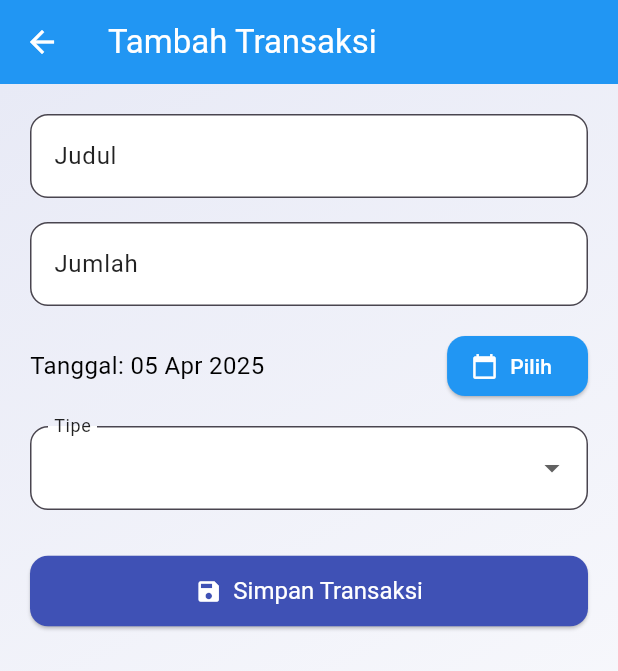
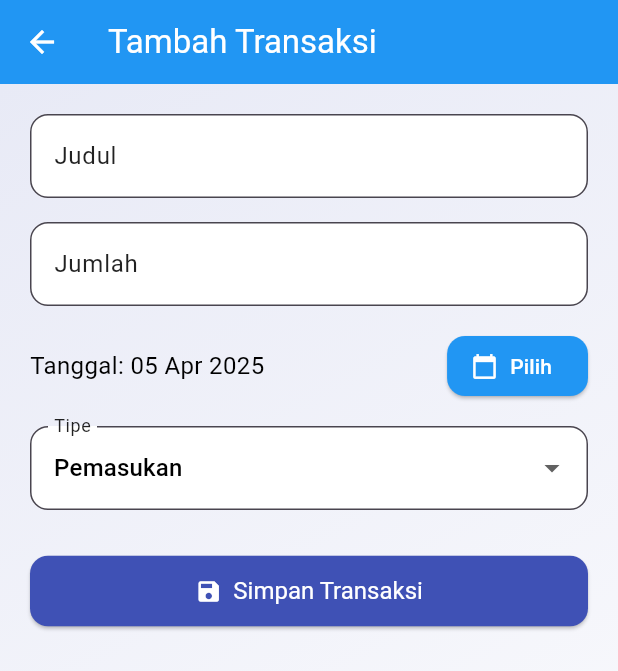
Before and after one commit to risto23/catatan_keuangan, a Flutter app: the screen it shows after launch, after a tap on the "add" icon, on a phone screen of 412 x 824 dp. Shown: the top 671 px of the screen. Run offline on Flutter 3.47's test engine with Material 3 defaults, Android fonts, the phone set to English and light mode, and no system bars; our stand-ins replace flutter_bloc, hive_flutter, sqflite; accounts and stored records are empty.

Commit message:
perbaikan tema

```diff
--- a/lib/logic/cubit/transaction_cubit.dart
+++ b/lib/logic/cubit/transaction_cubit.dart
@@ -8,9 +8,14 @@ class TransactionLoading extends TransactionState {}
 
 class TransactionLoaded extends TransactionState {
   final List<TransactionModel> transactions;
-  final double balance;
+  final double totalIncome;
+  final double totalExpense;
 
-  TransactionLoaded({required this.transactions, required this.balance});
+  TransactionLoaded({
+    required this.transactions,
+    required this.totalIncome,
+    required this.totalExpense,
+  });
 }
 
 class TransactionError extends TransactionState {}
@@ -25,8 +30,15 @@ class TransactionCubit extends Cubit<TransactionState> {
     try {
       final txs = await DatabaseHelper.instance.getTransactions();
       _allTransactions = txs;
+
+      final totals = _calculateTotals(txs);
+
       emit(
-        TransactionLoaded(transactions: txs, balance: _calculateBalance(txs)),
+        TransactionLoaded(
+          transactions: txs,
+          totalIncome: totals['income']!,
+          totalExpense: totals['expense']!,
+        ),
       );
     } catch (_) {
       emit(TransactionError());
@@ -43,19 +55,29 @@ class TransactionCubit extends Cubit<TransactionState> {
             )
             .toList();
 
+    final totals = _calculateTotals(filtered);
+
     emit(
       TransactionLoaded(
         transactions: filtered,
-        balance: _calculateBalance(filtered),
+        totalIncome: totals['income']!,
+        totalExpense: totals['expense']!,
       ),
     );
   }
 
-  double _calculateBalance(List<TransactionModel> list) {
-    double total = 0;
+  Map<String, double> _calculateTotals(List<TransactionModel> list) {
+    double income = 0;
+    double expense = 0;
+
     for (var tx in list) {
-      total += tx.type == 'income' ? tx.amount : -tx.amount;
+      if (tx.type == 'income') {
+        income += tx.amount;
+      } else {
+        expense += tx.amount;
+      }
     }
-    return total;
+
+    return {'income': income, 'expense': expense};
   }
 }
--- a/lib/screens/add_transaction_screen.dart
+++ b/lib/screens/add_transaction_screen.dart
@@ -171,15 +171,29 @@ class _AddTransactionScreenState extends State<AddTransactionScreen> {
                     color: isDark ? Colors.white70 : Colors.black87,
                   ),
                 ),
-                items: const [
-                  DropdownMenuItem(value: 'income', child: Text("Pemasukan")),
+                items: [
+                  DropdownMenuItem(
+                    value: 'income',
+                    child: Text(
+                      "Pemasukan",
+                      style: TextStyle(
+                        color: isDark ? Colors.white : Colors.black,
+                      ),
+                    ),
+                  ),
                   DropdownMenuItem(
                     value: 'expense',
-                    child: Text("Pengeluaran"),
+                    child: Text(
+                      "Pengeluaran",
+                      style: TextStyle(
+                        color: isDark ? Colors.white : Colors.black,
+                      ),
+                    ),
                   ),
                 ],
                 onChanged: (v) => setState(() => _type = v!),
               ),
+
               const SizedBox(height: 30),
 
               // === Tombol Simpan ===
--- a/lib/screens/home_screen.dart
+++ b/lib/screens/home_screen.dart
@@ -66,11 +66,12 @@ class HomeScreen extends StatelessWidget {
 
           if (state is TransactionLoaded) {
             final transactions = state.transactions;
-            final balance = state.balance;
+            final totalIncome = state.totalIncome;
+            final totalExpense = state.totalExpense;
 
             return Column(
               children: [
-                // Container Saldo
+                // Container Total Pemasukan & Pengeluaran
                 Container(
                   width: double.infinity,
                   padding: const EdgeInsets.symmetric(
@@ -83,13 +84,27 @@ class HomeScreen extends StatelessWidget {
                       bottom: Radius.circular(20),
                     ),
                   ),
-                  child: Text(
-                    "Saldo: Rp ${balance.toStringAsFixed(2)}",
-                    style: TextStyle(
-                      fontSize: 22,
-                      fontWeight: FontWeight.bold,
-                      color: isDark ? Colors.white : Colors.indigo,
-                    ),
+                  child: Column(
+                    crossAxisAlignment: CrossAxisAlignment.start,
+                    children: [
+                      Text(
+                        "Pemasukan: Rp ${totalIncome.toStringAsFixed(2)}",
+                        style: TextStyle(
+                          fontSize: 18,
+                          fontWeight: FontWeight.bold,
+                          color: Colors.green,
+                        ),
+                      ),
+                      const SizedBox(height: 8),
+                      Text(
+                        "Pengeluaran: Rp ${totalExpense.toStringAsFixed(2)}",
+                        style: TextStyle(
+                          fontSize: 18,
+                          fontWeight: FontWeight.bold,
+                          color: Colors.red,
+                        ),
+                      ),
+                    ],
                   ),
                 ),
 
@@ -140,13 +155,9 @@ class HomeScreen extends StatelessWidget {
         backgroundColor: isDark ? Colors.deepPurpleAccent : Colors.indigo,
         child: Icon(
           Icons.add,
-          color:
-              isDark
-                  ? Colors.white
-                  : Colors.white, // Gunakan warna putih di semua mode
+          color: Colors.white, // Pastikan ikon selalu terlihat di semua mode
         ),
       ),
-
     );
   }
 }
```
